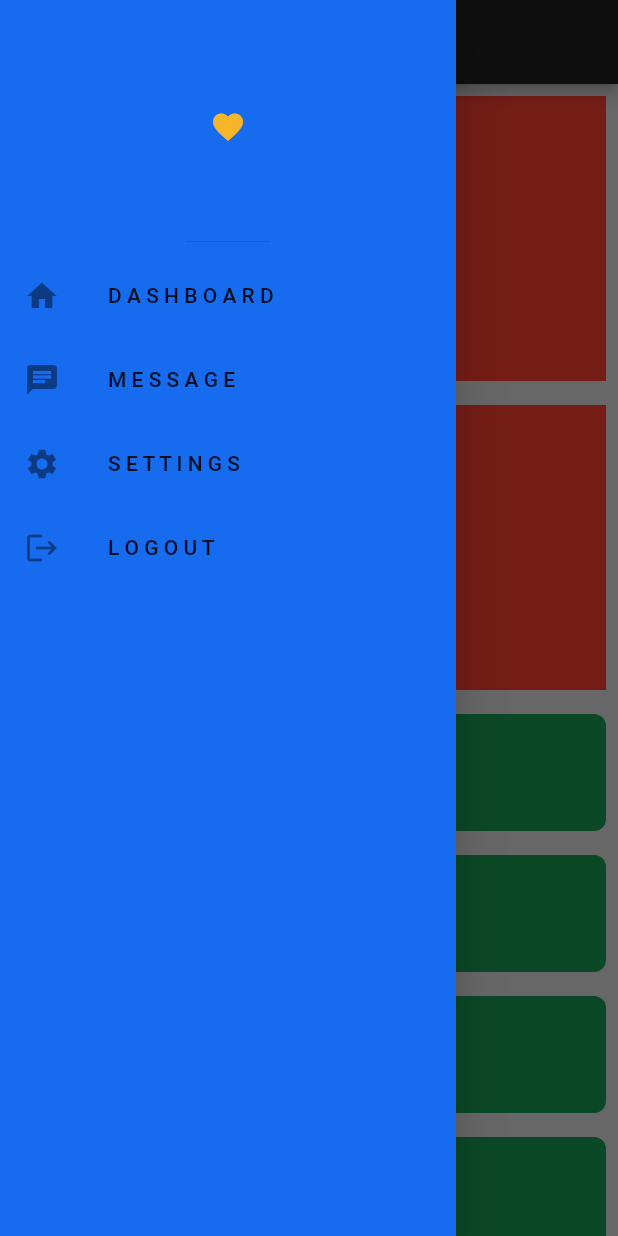
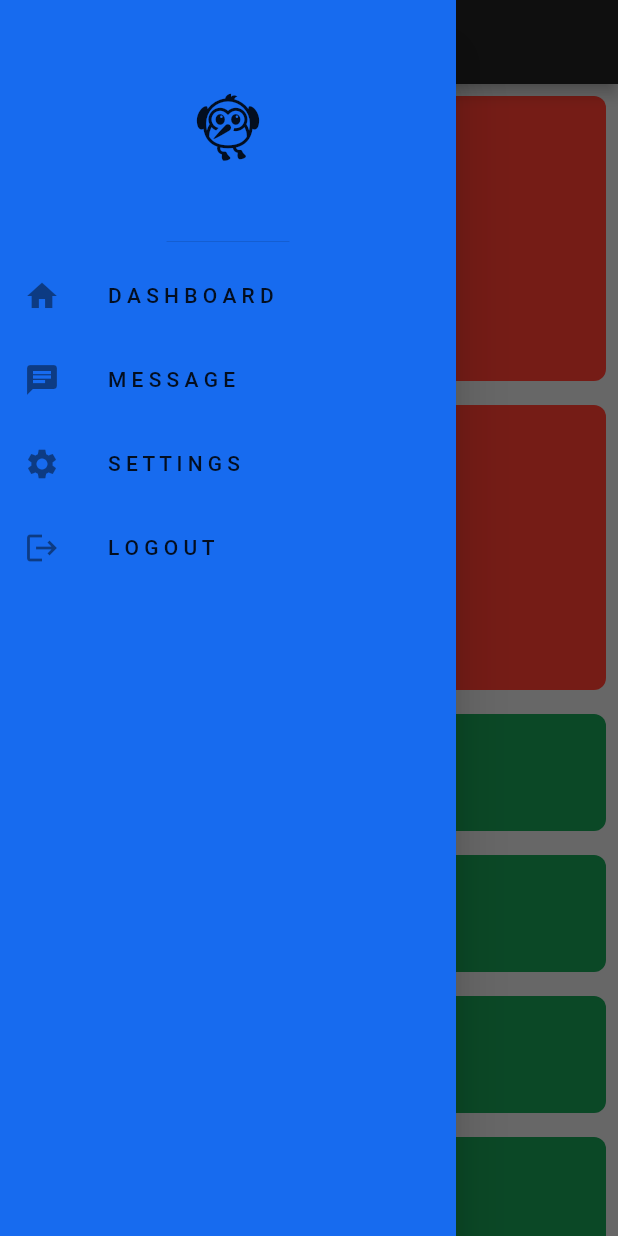
Before and after one commit to iamryanviajedor/responsive-ui, a Flutter app: the screen it shows after launch, with the side drawer open, on a phone screen of 412 x 824 dp. Run offline on Flutter 3.47's test engine with Material 2 defaults, Android fonts, the phone set to English and light mode, and no system bars.

Commit message:
added size and border

```diff
--- a/lib/constants.dart
+++ b/lib/constants.dart
@@ -11,9 +11,11 @@ var myDrawer = Drawer(
   child: Column(
     children: const [
       DrawerHeader(
-        child: Icon(
-          Icons.favorite,
-          color: Color(0XFFF7B529),
+        child: SizedBox(
+          child: Icon(
+            Icons.flutter_dash,
+            size: 50.0,
+          ),
         ),
       ),
       ListTile(
--- a/lib/util/box.dart
+++ b/lib/util/box.dart
@@ -8,7 +8,10 @@ class Box extends StatelessWidget {
     return Padding(
       padding: const EdgeInsets.all(8.0),
       child: Container(
-        color: const Color(0XFFFF3E30),
+        decoration: BoxDecoration(
+          borderRadius: BorderRadius.circular(8),
+          color: const Color(0XFFFF3E30),
+        ),
       ),
     );
   }
```
